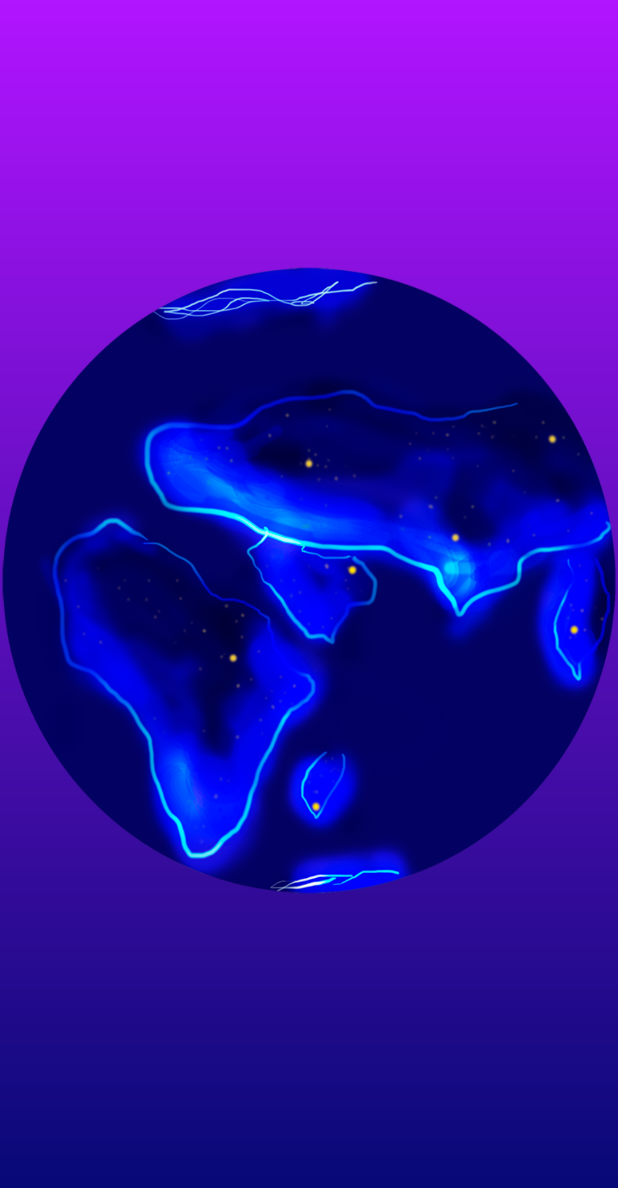
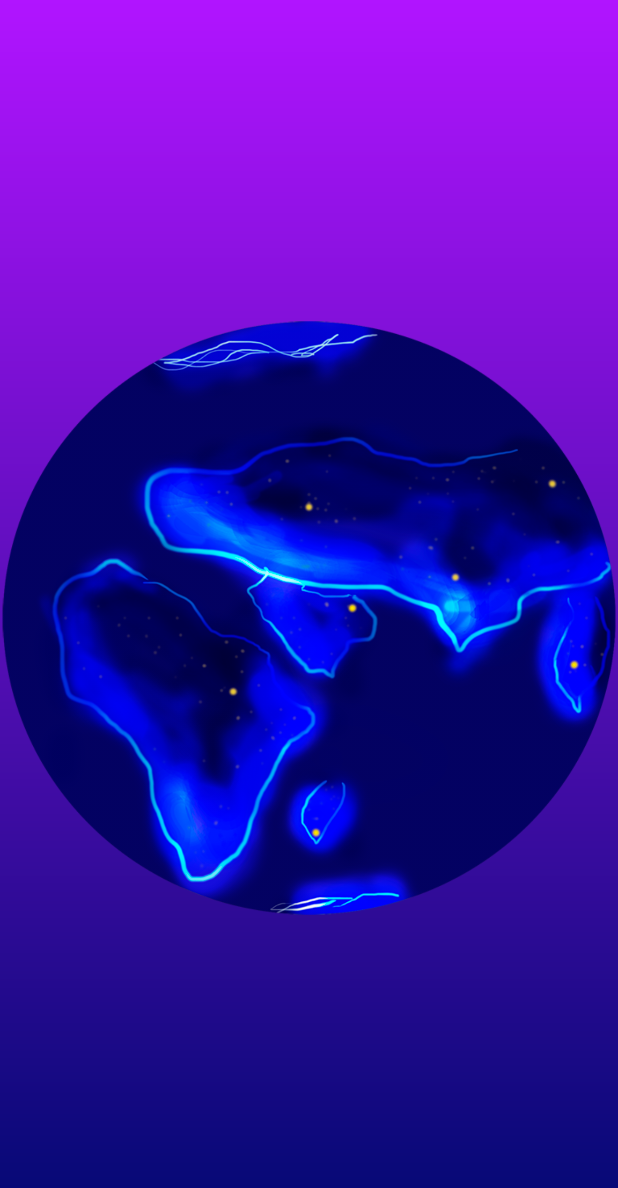
Before and after one commit to aliaxei/HandShakeVK, an Android app: the SecondActivity screen opened directly, with no data from a screen before it, on a phone screen of 412 x 824 dp. Shown: the top 1188 px of the screen. Run offline under Robolectric (Android 15) with nearby library versions, the phone set to English and light mode, and no system bars.

Commit message:
Interface was changed

```diff
--- a/app/build.gradle
+++ b/app/build.gradle
@@ -20,9 +20,11 @@ android {
 
 dependencies {
     implementation fileTree(dir: 'libs', include: ['*.jar'])
+    //noinspection GradleCompatible
     implementation 'com.android.support:appcompat-v7:28.0.0'
     implementation 'com.android.support.constraint:constraint-layout:1.1.3'
     testImplementation 'junit:junit:4.12'
     androidTestImplementation 'com.android.support.test:runner:1.0.2'
     androidTestImplementation 'com.android.support.test.espresso:espresso-core:3.0.2'
+    implementation 'com.vk:androidsdk:1.6.9'
 }
--- a/app/src/main/java/com/example/myapplication/SecondActivity.java
+++ b/app/src/main/java/com/example/myapplication/SecondActivity.java
@@ -1,11 +1,15 @@
 package com.example.myapplication;
 
 import android.content.pm.ActivityInfo;
+import android.graphics.Point;
 import android.graphics.drawable.AnimationDrawable;
 import android.support.v7.app.AppCompatActivity;
 import android.os.Bundle;
+import android.util.DisplayMetrics;
+import android.view.Display;
 import android.view.View;
 import android.widget.ImageView;
+import android.widget.RelativeLayout;
 
 import com.example.myapplication.views.SecondActivityView;
 
@@ -18,13 +22,24 @@ SecondActivityView secondActivityView;
         setRequestedOrientation(ActivityInfo.SCREEN_ORIENTATION_PORTRAIT);
         getWindow().getDecorView().setSystemUiVisibility(View.SYSTEM_UI_FLAG_FULLSCREEN);
         secondActivityView = findViewById(R.id.secondActivityView);
+
+
+
         ImageView img = (ImageView)findViewById(R.id.animationView);
         img.setBackgroundResource(R.drawable.animation_planet);
-
 // получаем объект анимации
         AnimationDrawable frameAnimation = (AnimationDrawable) img.getBackground();
        // frameAnimation.setOneShot(false);
 // запуск анимации
         frameAnimation.start();
+
+        //ImageView imageView;
+        //imageView = (ImageView) findViewById(R.id.imageView);
+        Display display = getWindowManager().getDefaultDisplay();
+        DisplayMetrics metrics = new DisplayMetrics();
+        display.getMetrics(metrics);
+        int screen_height = metrics.widthPixels;
+        img.getLayoutParams().height = screen_height;
+
     }
 }
--- a/app/src/main/res/layout/activity_second.xml
+++ b/app/src/main/res/layout/activity_second.xml
@@ -6,14 +6,22 @@
     android:layout_width="match_parent"
     android:layout_height="match_parent"
     tools:context=".SecondActivity">
-
+    <RelativeLayout android:id="@+id/RelativeLayout01"
+        android:layout_width="fill_parent"
+        android:layout_height="fill_parent"
+        xmlns:android="http://schemas.android.com/apk/res/android"
+        tools:ignore="MissingConstraints">
 
     <ImageView android:id="@+id/animationView"
         android:layout_width="match_parent"
-        android:layout_height="match_parent"
-        android:layout_marginTop="170dp"
-        android:layout_marginBottom="220dp"
-        android:adjustViewBounds="true" android:padding="40dip"/>
+        android:layout_height="100px"
+        android:layout_centerInParent="true"
+
+
+        tools:ignore="MissingConstraints" />
+
+</RelativeLayout>
+
 
     <com.example.myapplication.views.SecondActivityView
     android:id="@+id/secondActivityView"
--- a/build.gradle
+++ b/build.gradle
@@ -7,7 +7,7 @@ buildscript {
 
     }
     dependencies {
-        classpath 'com.android.tools.build:gradle:3.3.0'
+        classpath 'com.android.tools.build:gradle:3.3.1'
 
         // NOTE: Do not place your application dependencies here; they belong
         // in the individual module build.gradle files
```
Also changed, not shown: 897 other files.
